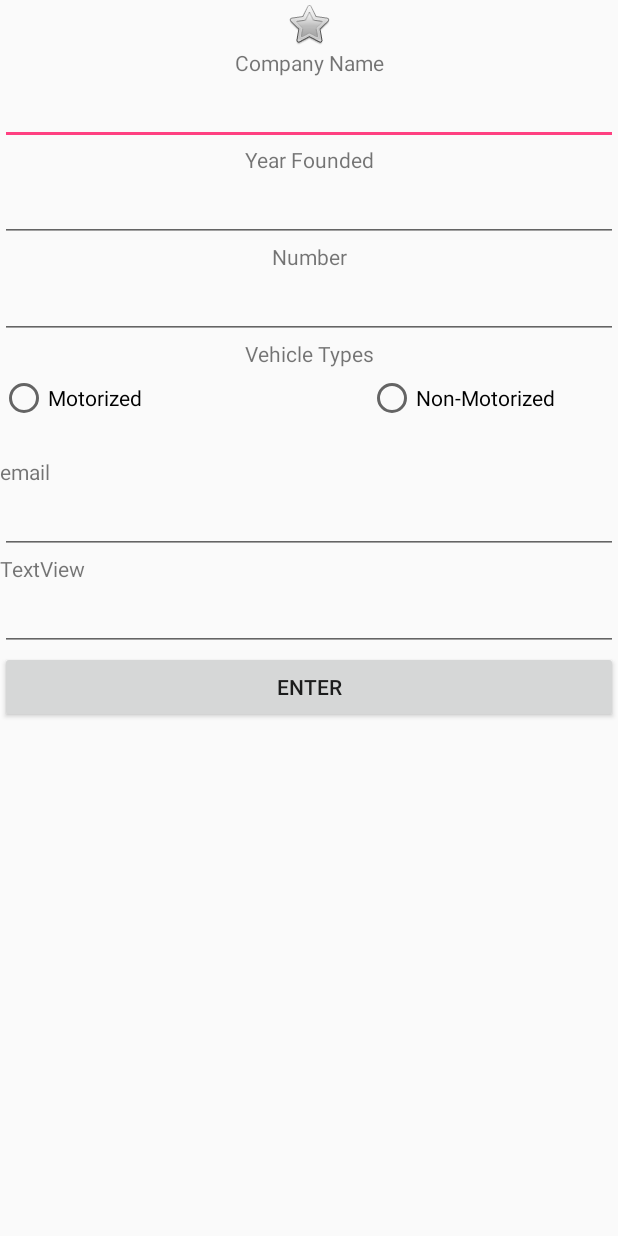
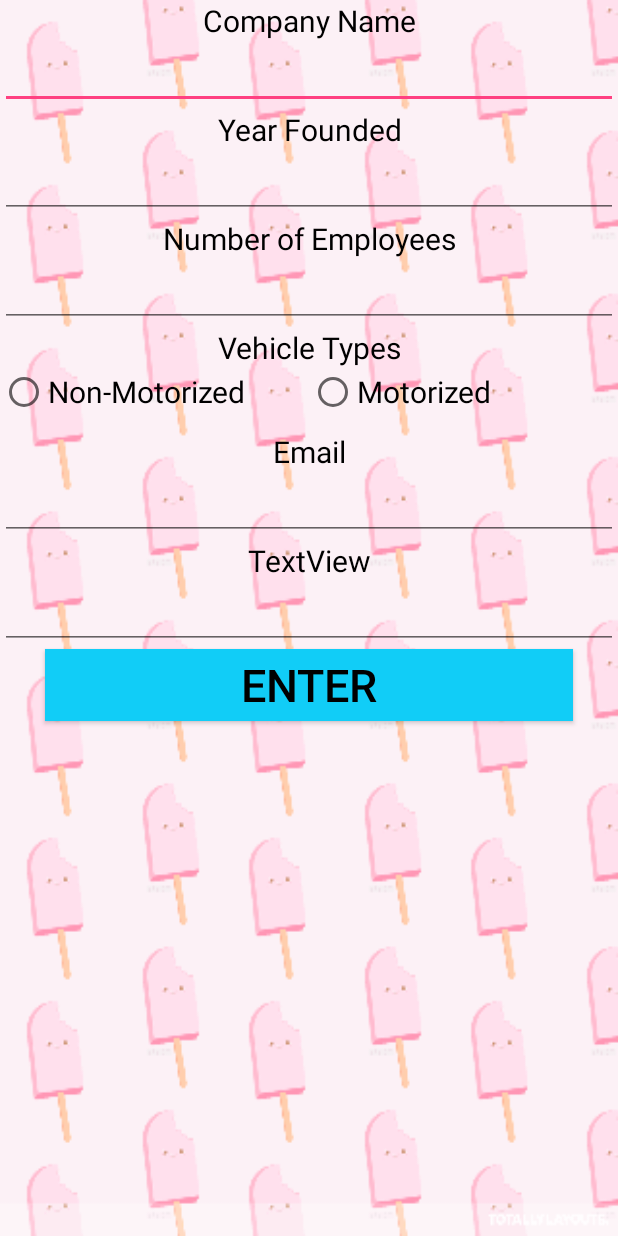
Before and after one commit to ComeThru/Android_Project, an Android app: the paleteroRegister screen opened directly, with no data from a screen before it, on a phone screen of 412 x 824 dp. Run offline under Robolectric (Android 15) with nearby library versions, the light colour scheme and no system bars; our stand-ins replace Firebase (no records; nobody signed in at launch, a user with empty details on screens opened directly).

Commit message:
added designs:

```diff
--- a/ComeThru/app/build.gradle
+++ b/ComeThru/app/build.gradle
@@ -33,6 +33,8 @@ dependencies {
     compile 'com.google.android.gms:play-services-location:11.8.0'
 
     compile 'com.firebase:geofire-android:2.2.0'
+
+    compile 'com.jcminarro.RoundKornerLayouts:0.2.0'
 }
 
 
--- a/ComeThru/app/src/main/java/com/example/danielmorales/comethru/CustomerRegistration.java
+++ b/ComeThru/app/src/main/java/com/example/danielmorales/comethru/CustomerRegistration.java
@@ -41,6 +41,9 @@ public class CustomerRegistration extends AppCompatActivity implements View.OnCl
 
         buttonRegister2.setOnClickListener(this);
 
+        firebaseAuth = FirebaseAuth.getInstance();
+
+        progressDialog = new ProgressDialog(this);
 
 
     }
@@ -76,13 +79,10 @@ public class CustomerRegistration extends AppCompatActivity implements View.OnCl
                 });
 
 
-
         //if validations are okay
 
         progressDialog.setMessage("Registering User");
         progressDialog.show();
-
-
     }
 
     @Override
--- a/ComeThru/app/src/main/java/com/example/danielmorales/comethru/paleteroRegister.java
+++ b/ComeThru/app/src/main/java/com/example/danielmorales/comethru/paleteroRegister.java
@@ -40,6 +40,9 @@ public class paleteroRegister extends AppCompatActivity implements View.OnClickL
         passwordButton = (EditText) findViewById(R.id.password);
 
         buttonRegister.setOnClickListener(this);
+        firebaseAuth = FirebaseAuth.getInstance();
+
+        progressDialog = new ProgressDialog(this);
     }
 
     public void registerUser(){
--- a/ComeThru/app/src/main/res/layout/activity_paletero_register.xml
+++ b/ComeThru/app/src/main/res/layout/activity_paletero_register.xml
@@ -4,97 +4,109 @@
     xmlns:tools="http://schemas.android.com/tools"
     android:layout_width="match_parent"
     android:layout_height="match_parent"
+    android:background="@drawable/pink_squinting_ice_cream"
     android:orientation="vertical"
     tools:context="com.example.danielmorales.comethru.paleteroRegister">
 
 
-    <ImageView
+    <TextView
+
         android:layout_width="match_parent"
         android:layout_height="wrap_content"
-        app:srcCompat="@android:drawable/btn_star" />
+        android:text="Company Name"
+        android:textAlignment="center"
+        android:textSize="20dp"
+        android:textColor="@color/common_google_signin_btn_text_dark_focused" />
+
+    <EditText
+        android:id="@+id/editText2"
+        android:textColor="@color/common_google_signin_btn_text_dark_focused"
+        android:layout_width="match_parent"
+        android:layout_height="wrap_content"
+        android:ems="10"
+        android:inputType="textPersonName"
+        android:text=""
+        android:textAlignment="center" />
 
     <TextView
         android:layout_width="match_parent"
+        android:textSize="20dp"
+        android:textColor="@color/common_google_signin_btn_text_dark_focused"
         android:layout_height="wrap_content"
-        android:textAlignment="center"
-        android:text="Company Name" />
+        android:text="Year Founded"
+        android:textAlignment="center" />
 
     <EditText
-        android:id="@+id/editText2"
+        android:id="@+id/editText5"
+        android:textColor="@color/common_google_signin_btn_text_dark_focused"
         android:layout_width="match_parent"
         android:layout_height="wrap_content"
         android:ems="10"
-        android:textAlignment="center"
-        android:inputType="textPersonName"
-        android:text="" />
+        android:inputType="number"
+        android:textAlignment="center" />
 
     <TextView
         android:layout_width="match_parent"
+        android:textSize="20dp"
+
+        android:textColor="@color/common_google_signin_btn_text_dark_focused"
         android:layout_height="wrap_content"
-        android:textAlignment="center"
-        android:text="Year Founded" />
-
-    <EditText
-        android:id="@+id/editText5"
-        android:layout_width="match_parent"
-        android:layout_height="wrap_content"
-        android:ems="10"
-        android:textAlignment="center"
-        android:inputType="number" />
-
-    <TextView
-        android:layout_width="match_parent"
-        android:layout_height="wrap_content"
-        android:textAlignment="center"
-        android:text="Number" />
+        android:text="Number of Employees"
+        android:textAlignment="center" />
 
     <EditText
         android:layout_width="match_parent"
+        android:textColor="@color/common_google_signin_btn_text_dark_focused"
         android:layout_height="wrap_content"
         android:ems="10"
         android:inputType="number" />
 
     <TextView
         android:layout_width="match_parent"
+        android:textSize="20dp"
+        android:textColor="@color/common_google_signin_btn_text_dark_focused"
         android:layout_height="wrap_content"
         android:text="Vehicle Types"
         android:textAlignment="center" />
 
     <LinearLayout
         android:layout_width="match_parent"
-        android:layout_height="59dp"
-        android:orientation="horizontal">
+        android:layout_height="42dp"
+        android:orientation="horizontal"
+        android:textColor="@color/common_google_signin_btn_text_dark_focused">
 
-        <Button
-            android:layout_width="wrap_content"
+
+        <RadioButton
+            android:id="@+id/radioButton2"
+            android:layout_width="match_parent"
             android:layout_height="wrap_content"
             android:layout_weight="1"
-            android:baselineAligned="false"
-            android:text="Button" />
+            android:text="Non-Motorized"
+            android:textColor="@color/common_google_signin_btn_text_dark_focused"
+            android:textSize="20dp" />
 
         <RadioButton
             android:id="@+id/radioButton"
             android:layout_width="match_parent"
             android:layout_height="wrap_content"
             android:layout_weight="1"
-            android:text="Motorized" />
-
-        <RadioButton
-            android:id="@+id/radioButton2"
-            android:layout_width="match_parent"
-            android:layout_height="wrap_content"
-            android:layout_weight="1"
-            android:text="Non-Motorized" />
+            android:text="Motorized"
+            android:textColor="@color/common_google_signin_btn_text_dark_focused"
+            android:textSize="20dp" />
     </LinearLayout>
 
     <TextView
         android:id="@+id/EmailText"
+        android:textSize="20dp"
+        android:textColor="@color/common_google_signin_btn_text_dark_focused"
         android:layout_width="match_parent"
         android:layout_height="wrap_content"
-        android:text="email" />
+        android:textAlignment="center"
+        android:text="Email" />
 
     <EditText
         android:id="@+id/email"
+        android:textColor="@color/common_google_signin_btn_text_dark_focused"
         android:layout_width="match_parent"
         android:layout_height="wrap_content"
         android:ems="10"
@@ -102,7 +114,10 @@
 
     <TextView
         android:id="@+id/passwodText"
+        android:textColor="@color/common_google_signin_btn_text_dark_focused"
         android:layout_width="match_parent"
+        android:textSize="20dp"
+        android:textAlignment="center"
         android:layout_height="wrap_content"
         android:text="TextView" />
 
@@ -117,6 +132,10 @@
         android:id="@+id/register"
         android:layout_width="match_parent"
         android:layout_height="wrap_content"
-        android:text="Enter" />
+        android:layout_marginHorizontal="30dp"
+        android:background="@color/colorPrimaryDark"
+        android:text="Enter"
+        android:textColor="@color/common_google_signin_btn_text_dark_focused"
+        android:textSize="30dp" />
 
 </LinearLayout>
--- a/ComeThru/app/src/main/res/values/colors.xml
+++ b/ComeThru/app/src/main/res/values/colors.xml
@@ -1,7 +1,7 @@
 <?xml version="1.0" encoding="utf-8"?>
 <resources>
     <color name="colorPrimary">#FBCEB1</color>
-    <color name="colorPrimaryDark">#34cbed</color>
+    <color name="colorPrimaryDark">#11cdf7</color>
     <color name="colorAccent">#FF4081</color>
     <color name="primary">#345fed</color>
 </resources>
```
Also changed, not shown: ComeThru/app/src/main/res/layout/activity_customer_registration.xml (+24 -11 lines), ComeThru/app/src/main/res/layout/activity_register.xml (+15 -10 lines), ComeThru/app/src/main/res/layout/activity_sing_in.xml (+21 -4 lines), ComeThru/app/src/main/res/drawable-xxhdpi/pink_squinting_ice_cream.png (added), 1 other file.
